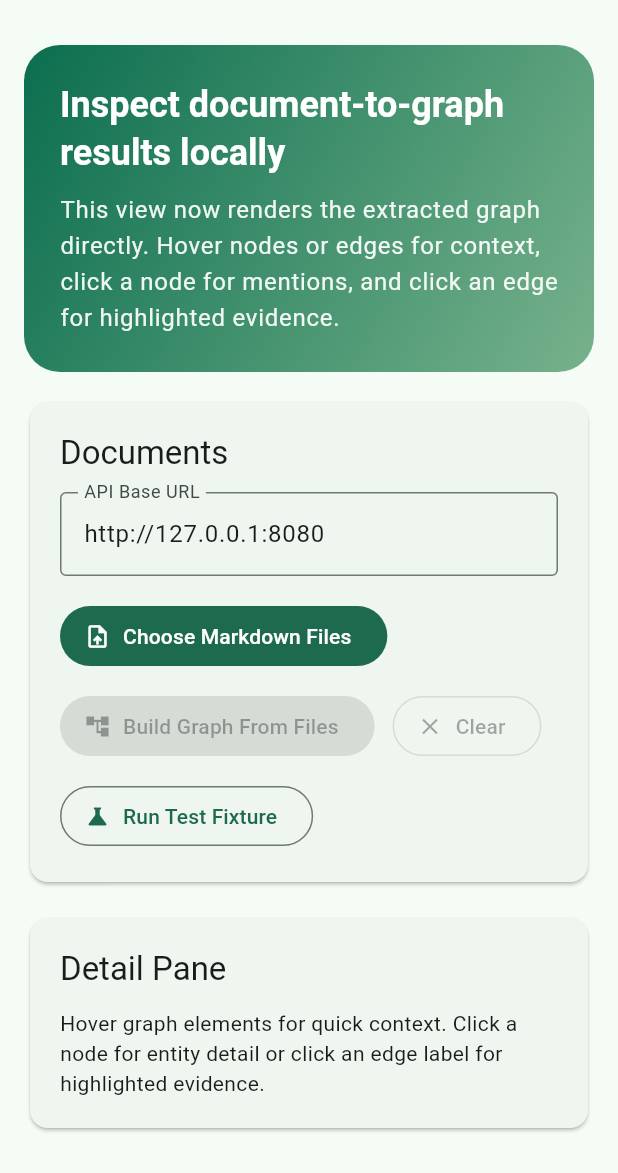
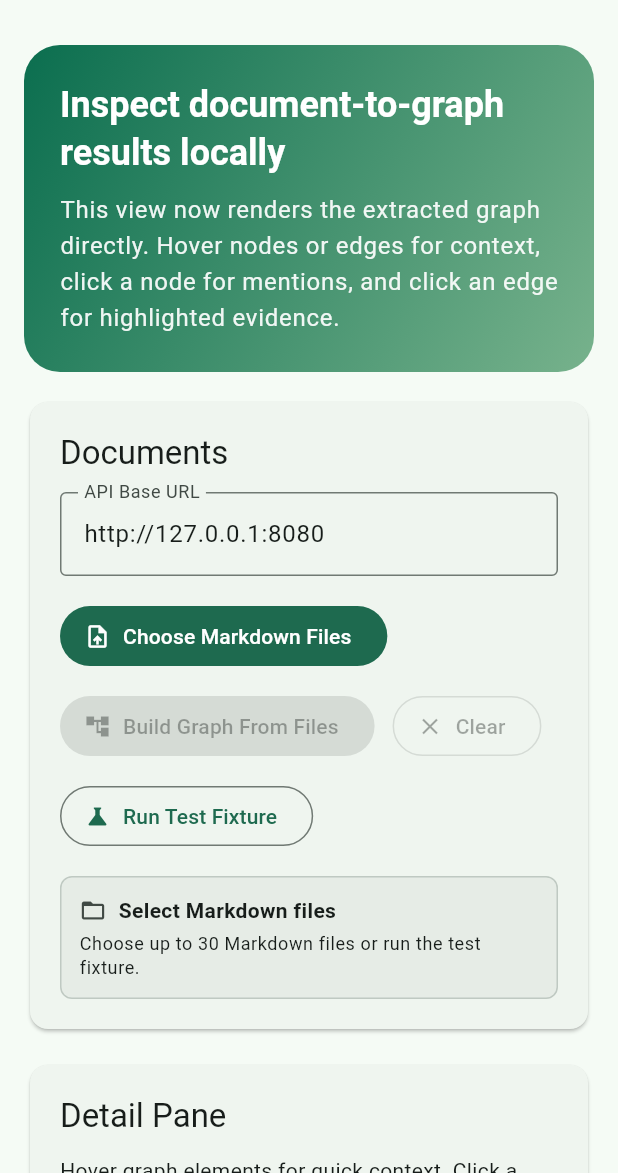
Before and after one commit to yang-qiyuan/Doc2Graph, a Flutter app: the screen it shows after launch, on a phone screen of 412 x 824 dp, the part 63-1236 px from its top. Run offline on Flutter 3.47's test engine with Material 3 defaults, Android fonts, the phone set to English and light mode, and no system bars; missing offline and left inert: file_selector.

Commit message:
Add upload processing states

```diff
--- a/frontend/lib/main.dart
+++ b/frontend/lib/main.dart
@@ -57,6 +57,7 @@ class _ProjectHomePageState extends State<ProjectHomePage> {
   final Map<String, EntityDetailModel> _expandedEntityDetails = {};
   List<UploadDocumentDraft> _uploadDrafts = const <UploadDocumentDraft>[];
   List<UploadSelectionIssue> _uploadIssues = const <UploadSelectionIssue>[];
+  ProcessingStage _processingStage = ProcessingStage.idle;
 
   @override
   void initState() {
@@ -83,6 +84,7 @@ class _ProjectHomePageState extends State<ProjectHomePage> {
       _predicateFilter = 'all';
       _expandedEntityDetails.clear();
       _uploadIssues = const <UploadSelectionIssue>[];
+      _processingStage = ProcessingStage.extractingGraph;
     });
     _hoveredEntity.value = null;
     _hoveredRelation.value = null;
@@ -90,6 +92,9 @@ class _ProjectHomePageState extends State<ProjectHomePage> {
     try {
       final baseUrl = _normalizedBaseUrl;
       final job = await _api.createWikipediaFixtureJob(baseUrl);
+      setState(() {
+        _processingStage = ProcessingStage.loadingGraph;
+      });
       final graph = await _api.fetchGraph(
         baseUrl,
         job.job.id,
@@ -98,10 +103,12 @@ class _ProjectHomePageState extends State<ProjectHomePage> {
       setState(() {
         _job = job;
         _graph = graph;
+        _processingStage = ProcessingStage.complete;
       });
     } catch (error) {
       setState(() {
         _error = error.toString();
+        _processingStage = ProcessingStage.failed;
       });
     } finally {
       if (mounted) {
@@ -115,6 +122,7 @@ class _ProjectHomePageState extends State<ProjectHomePage> {
   Future<void> _pickMarkdownFiles() async {
     setState(() {
       _error = null;
+      _processingStage = ProcessingStage.readingFiles;
     });
 
     try {
@@ -126,6 +134,11 @@ class _ProjectHomePageState extends State<ProjectHomePage> {
         acceptedTypeGroups: const <XTypeGroup>[markdownGroup],
       );
       if (files.isEmpty) {
+        setState(() {
+          _processingStage = _uploadDrafts.isEmpty
+              ? ProcessingStage.idle
+              : ProcessingStage.readyToBuild;
+        });
         return;
       }
       final drafts = <UploadDocumentDraft>[];
@@ -153,10 +166,14 @@ class _ProjectHomePageState extends State<ProjectHomePage> {
       setState(() {
         _uploadDrafts = drafts.take(30).toList();
         _uploadIssues = issues;
+        _processingStage = issues.isEmpty
+            ? ProcessingStage.readyToBuild
+            : ProcessingStage.failed;
       });
     } catch (error) {
       setState(() {
         _error = error.toString();
+        _processingStage = ProcessingStage.failed;
       });
     }
   }
@@ -169,6 +186,7 @@ class _ProjectHomePageState extends State<ProjectHomePage> {
         _error = _uploadDrafts.isEmpty
             ? 'Pick one or more Markdown files before starting a job.'
             : 'Resolve upload validation issues before starting a job.';
+        _processingStage = ProcessingStage.failed;
       });
       return;
     }
@@ -181,13 +199,20 @@ class _ProjectHomePageState extends State<ProjectHomePage> {
       _predicateFilter = 'all';
       _expandedEntityDetails.clear();
       _uploadIssues = const <UploadSelectionIssue>[];
+      _processingStage = ProcessingStage.uploadingDocuments;
     });
     _hoveredEntity.value = null;
     _hoveredRelation.value = null;
 
     try {
       final baseUrl = _normalizedBaseUrl;
+      setState(() {
+        _processingStage = ProcessingStage.extractingGraph;
+      });
       final job = await _api.createUploadJob(baseUrl, _uploadDrafts);
+      setState(() {
+        _processingStage = ProcessingStage.loadingGraph;
+      });
       final graph = await _api.fetchGraph(
         baseUrl,
         job.job.id,
@@ -196,10 +221,12 @@ class _ProjectHomePageState extends State<ProjectHomePage> {
       setState(() {
         _job = job;
         _graph = graph;
+        _processingStage = ProcessingStage.complete;
       });
     } catch (error) {
       setState(() {
         _error = error.toString();
+        _processingStage = ProcessingStage.failed;
       });
     } finally {
       if (mounted) {
@@ -215,6 +242,7 @@ class _ProjectHomePageState extends State<ProjectHomePage> {
       _uploadDrafts = const <UploadDocumentDraft>[];
       _uploadIssues = const <UploadSelectionIssue>[];
       _error = null;
+      _processingStage = ProcessingStage.idle;
     });
   }
 
@@ -500,6 +528,7 @@ class _ProjectHomePageState extends State<ProjectHomePage> {
             filteredRelations: _filteredRelations,
             uploadDrafts: _uploadDrafts,
             uploadIssues: _uploadIssues,
+            processingStage: _processingStage,
             minConfidence: _minConfidence,
             predicateFilter: _effectivePredicateFilter,
             availablePredicates: _availablePredicates,
@@ -585,6 +614,7 @@ class _MainPanel extends StatelessWidget {
     required this.filteredRelations,
     required this.uploadDrafts,
     required this.uploadIssues,
+    required this.processingStage,
     required this.minConfidence,
     required this.predicateFilter,
     required this.availablePredicates,
@@ -610,6 +640,7 @@ class _MainPanel extends StatelessWidget {
   final List<RelationModel> filteredRelations;
   final List<UploadDocumentDraft> uploadDrafts;
   final List<UploadSelectionIssue> uploadIssues;
+  final ProcessingStage processingStage;
   final double minConfidence;
   final String predicateFilter;
   final List<String> availablePredicates;
@@ -636,6 +667,7 @@ class _MainPanel extends StatelessWidget {
           baseUrlController: baseUrlController,
           uploadDrafts: uploadDrafts,
           uploadIssues: uploadIssues,
+          processingStage: processingStage,
           isLoading: isLoading,
           error: error,
           onPickMarkdownFiles: onPickMarkdownFiles,
@@ -707,6 +739,7 @@ class _UploadPanel extends StatelessWidget {
     required this.baseUrlController,
     required this.uploadDrafts,
     required this.uploadIssues,
+    required this.processingStage,
     required this.isLoading,
     required this.error,
     required this.onPickMarkdownFiles,
@@ -718,6 +751,7 @@ class _UploadPanel extends StatelessWidget {
   final TextEditingController baseUrlController;
   final List<UploadDocumentDraft> uploadDrafts;
   final List<UploadSelectionIssue> uploadIssues;
+  final ProcessingStage processingStage;
   final bool isLoading;
   final String? error;
   final Future<void> Function() onPickMarkdownFiles;
@@ -784,6 +818,12 @@ class _UploadPanel extends StatelessWidget {
                     child: CircularProgressIndicator(strokeWidth: 2),
                   ),
               ],
+            ),
+            const SizedBox(height: 16),
+            _ProcessingStatus(
+              stage: processingStage,
+              isActive:
+                  isLoading || processingStage == ProcessingStage.readingFiles,
             ),
             if (uploadDrafts.isNotEmpty) ...[
               const SizedBox(height: 16),
@@ -860,6 +900,62 @@ class _UploadPanel extends StatelessWidget {
             ],
           ],
         ),
+      ),
+    );
+  }
+}
+
+class _ProcessingStatus extends StatelessWidget {
+  const _ProcessingStatus({
+    required this.stage,
+    required this.isActive,
+  });
+
+  final ProcessingStage stage;
+  final bool isActive;
+
+  @override
+  Widget build(BuildContext context) {
+    final colorScheme = Theme.of(context).colorScheme;
+    return Container(
+      width: double.infinity,
+      padding: const EdgeInsets.all(12),
+      decoration: BoxDecoration(
+        color: colorScheme.surfaceContainerHighest.withValues(alpha: 0.55),
+        borderRadius: BorderRadius.circular(8),
+        border: Border.all(color: colorScheme.outlineVariant),
+      ),
+      child: Column(
+        crossAxisAlignment: CrossAxisAlignment.start,
+        children: [
+          Row(
+            children: [
+              Icon(
+                processingStageIcon(stage),
+                size: 18,
+                color: processingStageColor(stage, colorScheme),
+              ),
+              const SizedBox(width: 8),
+              Expanded(
+                child: Text(
+                  processingStageLabel(stage),
+                  style: const TextStyle(fontWeight: FontWeight.w700),
+                ),
+              ),
+            ],
+          ),
+          if (processingStageDescription(stage).isNotEmpty) ...[
+            const SizedBox(height: 4),
+            Text(
+              processingStageDescription(stage),
+              style: Theme.of(context).textTheme.bodySmall,
+            ),
+          ],
+          if (isActive) ...[
+            const SizedBox(height: 10),
+            const LinearProgressIndicator(),
+          ],
+        ],
       ),
     );
   }
@@ -2804,6 +2900,71 @@ class UploadSelectionIssue {
   final String message;
 }
 
+enum ProcessingStage {
+  idle,
+  readingFiles,
+  readyToBuild,
+  uploadingDocuments,
+  extractingGraph,
+  loadingGraph,
+  complete,
+  failed,
+}
+
+String processingStageLabel(ProcessingStage stage) {
+  return switch (stage) {
+    ProcessingStage.idle => 'Select Markdown files',
+    ProcessingStage.readingFiles => 'Reading files',
+    ProcessingStage.readyToBuild => 'Ready to build',
+    ProcessingStage.uploadingDocuments => 'Uploading documents',
+    ProcessingStage.extractingGraph => 'Extracting graph',
+    ProcessingStage.loadingGraph => 'Loading graph',
+    ProcessingStage.complete => 'Complete',
+    ProcessingStage.failed => 'Needs attention',
+  };
+}
+
+String processingStageDescription(ProcessingStage stage) {
+  return switch (stage) {
+    ProcessingStage.idle =>
+      'Choose up to 30 Markdown files or run the test fixture.',
+    ProcessingStage.readingFiles =>
+      'Reading local files and preparing upload payloads.',
+    ProcessingStage.readyToBuild => 'Selected files passed local validation.',
+    ProcessingStage.uploadingDocuments =>
+      'Sending selected documents to the backend.',
+    ProcessingStage.extractingGraph =>
+      'The backend is processing documents and extracting relationships.',
+    ProcessingStage.loadingGraph =>
+      'Fetching the display graph for the completed job.',
+    ProcessingStage.complete => 'Graph data is loaded and ready to inspect.',
+    ProcessingStage.failed => 'Resolve the issue shown below and try again.',
+  };
+}
+
+IconData processingStageIcon(ProcessingStage stage) {
+  return switch (stage) {
+    ProcessingStage.idle => Icons.folder_open,
+    ProcessingStage.readingFiles => Icons.file_open,
+    ProcessingStage.readyToBuild => Icons.check_circle_outline,
+    ProcessingStage.uploadingDocuments => Icons.cloud_upload_outlined,
+    ProcessingStage.extractingGraph => Icons.account_tree,
+    ProcessingStage.loadingGraph => Icons.sync,
+    ProcessingStage.complete => Icons.done_all,
+    ProcessingStage.failed => Icons.error_outline,
+  };
+}
+
+Color processingStageColor(ProcessingStage stage, ColorScheme colorScheme) {
+  return switch (stage) {
+    ProcessingStage.complete ||
+    ProcessingStage.readyToBuild =>
+      colorScheme.primary,
+    ProcessingStage.failed => colorScheme.error,
+    _ => colorScheme.onSurfaceVariant,
+  };
+}
+
 UploadDocumentDraft buildUploadDraft({
   required String filename,
   required String content,
```
Also changed, not shown: 1 other file.
